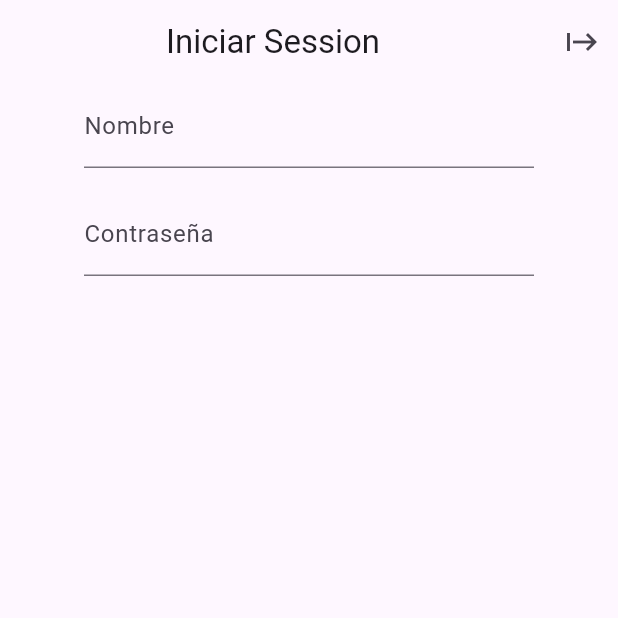
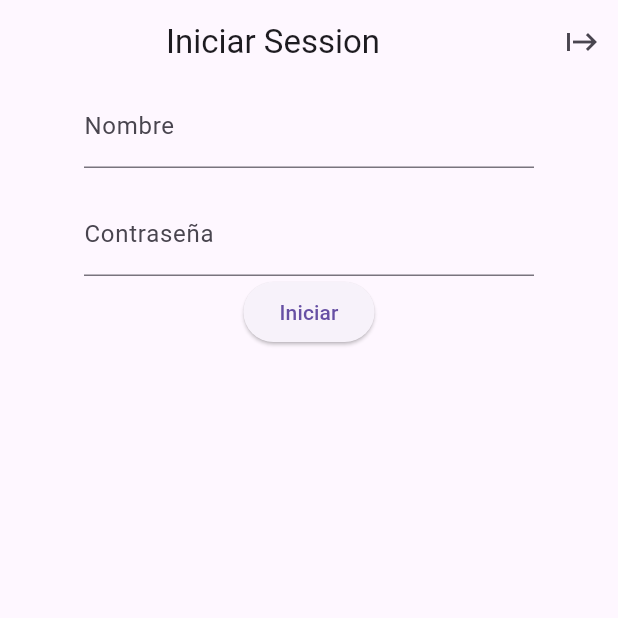
Before and after one commit to AaronSatorresP/proyecto, a Flutter app: the screen it shows after launch, after a tap on the "login" icon, on a phone screen of 412 x 824 dp, the top half of it. Run offline on Flutter 3.47's test engine with Material 3 defaults, Android fonts, the phone set to English and light mode, and no system bars; our stand-ins replace hive, hive_flutter; accounts and stored records are empty.

```diff
--- a/lib/main.dart
+++ b/lib/main.dart
@@ -1,9 +1,19 @@
 import 'package:flutter/material.dart';
+import 'package:hive_flutter/adapters.dart';
 import 'package:proyecto/paginas/inici.dart';
 
-void main() {
+void main() async{
+
+  await Hive.initFlutter();
+
+  var box = await Hive.openBox("Abrir");
+
+
   runApp(const Proyecto());
+
 }
+
+
 
 class Proyecto extends StatelessWidget {
   const Proyecto({super.key});
--- a/lib/paginas/primera.dart
+++ b/lib/paginas/primera.dart
@@ -1,8 +1,14 @@
 import 'package:flutter/material.dart';
+import 'package:hive/hive.dart';
 import 'package:proyecto/paginas/inici.dart';
 
 class primera_Iniciarsesion extends StatelessWidget {
-  const primera_Iniciarsesion({super.key});
+   primera_Iniciarsesion({super.key});
+
+ TextEditingController usuariopuesto = TextEditingController();
+TextEditingController contrasenapuesta=TextEditingController();
+
+
 
   @override
   Widget build(BuildContext context) {
@@ -19,7 +25,8 @@ class primera_Iniciarsesion extends StatelessWidget {
                 context,
                MaterialPageRoute(builder: (context) => inici(),));
           },
-          icon: Icon(Icons.start), )
+          icon: Icon(Icons.start),
+           ),
         ],
       ),
       body: Center(
@@ -30,15 +37,29 @@ class primera_Iniciarsesion extends StatelessWidget {
             crossAxisAlignment: CrossAxisAlignment.center,
             children: [
               TextField(
+                controller: usuariopuesto,
               decoration: InputDecoration(
                 labelText: 'Nombre',
               ),
-                            ),
+               ),
               SizedBox(height: 16),
               TextField(
+                controller: contrasenapuesta,
+                obscureText: true,
                  decoration: InputDecoration(
                 labelText: 'Contraseña'),
               ),
+              ElevatedButton(
+                onPressed: (){
+                   if (usuariopuesto.text.isEmpty || contrasenapuesta.text.isEmpty) {
+
+                  return;
+                }
+
+                 Navigator.push(context, MaterialPageRoute(builder: (context) => inici(),));
+                },
+                child: Text('Iniciar')
+                ),
             ],
             ),
         ),
--- a/lib/paginas/segona.dart
+++ b/lib/paginas/segona.dart
@@ -57,6 +57,10 @@ class segona_registrarte extends StatelessWidget {
                 labelText: 'Fecha_nacimineto'
                 ),
                ),
+               ElevatedButton(
+                onPressed: (){},
+                child: Text('Registrarte')
+                ),
               ],
             ),
           ),
```
Also changed, not shown: lib/database/guardardatos.dart (added, +21 -0 lines).
